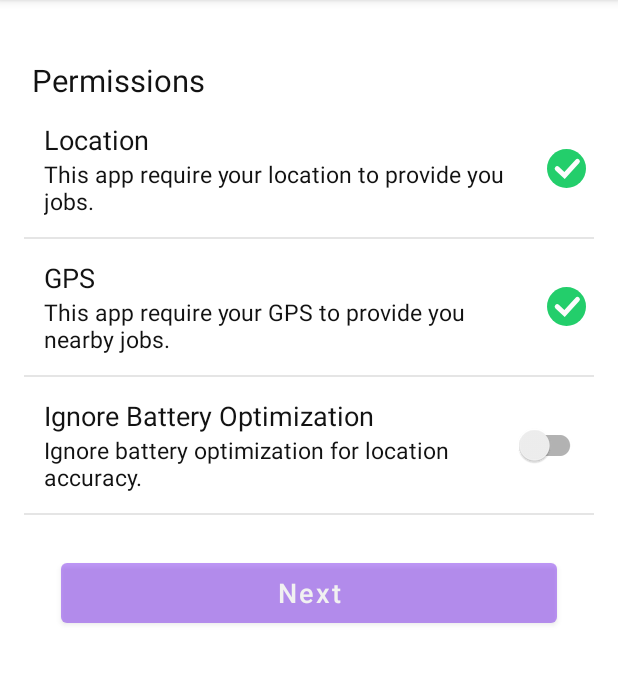
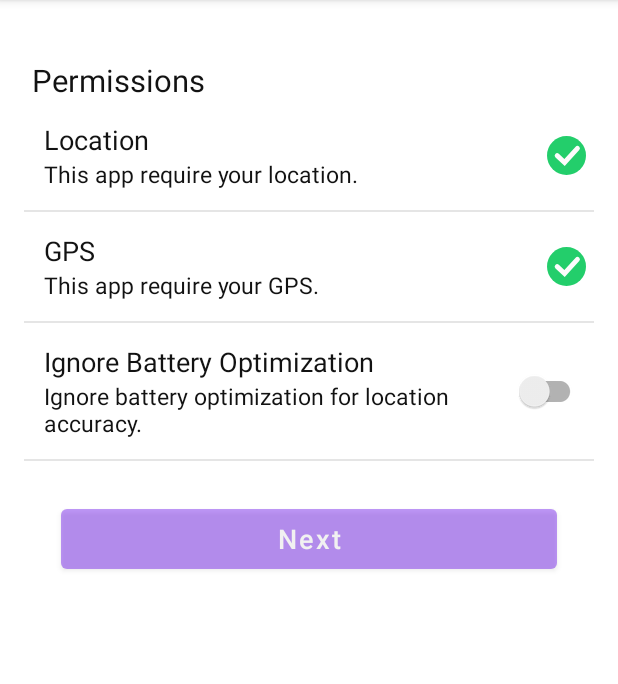
Before and after one commit to sainivik/BackgoundLiveLocation, an Android app: the screen it shows after launch (AllPermissionActivity), after a tap on "START TRACKING", on a phone screen of 412 x 824 dp, the part 84-768 px from its top. Run offline under Robolectric (Android 15) with nearby library versions, the phone set to English and light mode, and no system bars; our stand-ins replace data binding, sdp/ssp sizes.

Commit message:
updated code

```diff
--- a/app/src/main/java/com/sainivik/backgoundlivelocation/ui/mainactivity/MainActivity.kt
+++ b/app/src/main/java/com/sainivik/backgoundlivelocation/ui/mainactivity/MainActivity.kt
@@ -19,10 +19,6 @@ import com.sainivik.backgoundlivelocation.util.MiscUtil
 class MainActivity : BaseActivity() {
     lateinit var binding: ActivityMainBinding
     lateinit var viewModel: MainActivityViewModel
-    override fun onCreate(savedInstanceState: Bundle?) {
-        super.onCreate(savedInstanceState)
-
-    }
 
     override fun setBinding() {
         binding = DataBindingUtil.setContentView(this, R.layout.activity_main)
--- a/app/src/main/res/layout/activity_all_permission.xml
+++ b/app/src/main/res/layout/activity_all_permission.xml
@@ -97,7 +97,7 @@
                             <TextView
                                 android:layout_width="wrap_content"
                                 android:layout_height="wrap_content"
-                                android:text="This app require your location to provide you jobs."
+                                android:text="This app require your location."
                                 android:textColor="@color/color_121212"
                                 android:textSize="@dimen/_12ssp" />
                         </LinearLayout>
@@ -150,7 +150,7 @@
                             <TextView
                                 android:layout_width="wrap_content"
                                 android:layout_height="wrap_content"
-                                android:text="This app require your GPS to provide you nearby jobs."
+                                android:text="This app require your GPS."
                                 android:textColor="@color/color_121212"
                                 android:textSize="@dimen/_12ssp" />
                         </LinearLayout>
```
